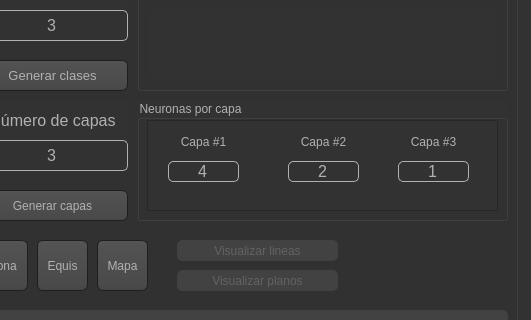
Before: the Qt Designer form Practica04_MLP/codigoFuente/UI/Interface_MLP.ui in CodeRevenge/practicas_ia_2, drawn with Qt 5; both pictures show x 543 to 1074 and y 210 to 530 of the 1074 by 622 pixel window.
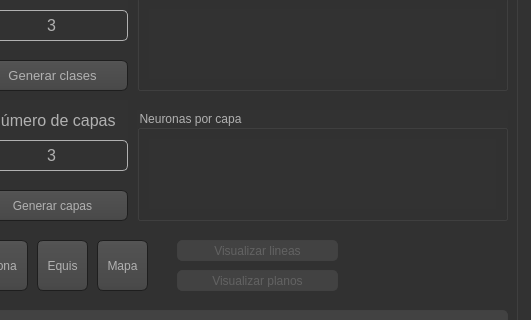
After: the same form once the commit is applied. Icons and pictures are not drawn. Custom widgets are drawn as their Qt base class.

Commit message: Added dynamic layers generation

```diff
--- a/Practica04_MLP/codigoFuente/UI/Interface_MLP.ui
+++ b/Practica04_MLP/codigoFuente/UI/Interface_MLP.ui
@@ -1001,238 +1001,51 @@
      <property name="geometry">
       <rect>
        <x>170</x>
-       <y>300</y>
+       <y>310</y>
        <width>371</width>
-       <height>121</height>
+       <height>111</height>
       </rect>
      </property>
      <property name="title">
       <string>Neuronas por capa</string>
      </property>
-     <widget class="QScrollArea" name="scrollArea_2">
-      <property name="geometry">
-       <rect>
-        <x>10</x>
-        <y>20</y>
-        <width>351</width>
-        <height>91</height>
-       </rect>
-      </property>
-      <property name="layoutDirection">
-       <enum>Qt::LeftToRight</enum>
-      </property>
-      <property name="verticalScrollBarPolicy">
-       <enum>Qt::ScrollBarAlwaysOff</enum>
-      </property>
-      <property name="horizontalScrollBarPolicy">
-       <enum>Qt::ScrollBarAsNeeded</enum>
-      </property>
-      <property name="sizeAdjustPolicy">
-       <enum>QAbstractScrollArea::AdjustToContents</enum>
-      </property>
-      <property name="widgetResizable">
-       <bool>true</bool>
-      </property>
-      <property name="alignment">
-       <set>Qt::AlignLeading|Qt::AlignLeft|Qt::AlignVCenter</set>
-      </property>
-      <widget class="QWidget" name="scrollAreaWidgetContents_2">
-       <property name="geometry">
-        <rect>
-         <x>0</x>
-         <y>0</y>
-         <width>349</width>
-         <height>89</height>
-        </rect>
-       </property>
-       <widget class="QLabel" name="label_6">
-        <property name="geometry">
-         <rect>
-          <x>20</x>
-          <y>10</y>
-          <width>71</width>
-          <height>21</height>
-         </rect>
+     <layout class="QGridLayout" name="gridLayout_2">
+      <item row="0" column="0">
+       <widget class="QScrollArea" name="scroll_area_layers">
+        <property name="layoutDirection">
+         <enum>Qt::LeftToRight</enum>
         </property>
-        <property name="font">
-         <font>
-          <pointsize>9</pointsize>
-          <weight>50</weight>
-          <bold>false</bold>
-         </font>
+        <property name="styleSheet">
+         <string notr="true">border: 1px solid #323232</string>
         </property>
-        <property name="toolTip">
-         <string>&lt;html&gt;&lt;head/&gt;&lt;body&gt;&lt;p&gt;Especifique el ratio de aprendizaje para el MLP.&lt;/p&gt;&lt;/body&gt;&lt;/html&gt;</string>
+        <property name="verticalScrollBarPolicy">
+         <enum>Qt::ScrollBarAlwaysOff</enum>
         </property>
-        <property name="text">
-         <string>Capa #1</string>
+        <property name="horizontalScrollBarPolicy">
+         <enum>Qt::ScrollBarAsNeeded</enum>
         </property>
-        <property name="alignment">
-         <set>Qt::AlignCenter</set>
+        <property name="sizeAdjustPolicy">
+         <enum>QAbstractScrollArea::AdjustIgnored</enum>
         </property>
-       </widget>
-       <widget class="QSpinBox" name="layer_count_2">
-        <property name="geometry">
-         <rect>
-          <x>20</x>
-          <y>40</y>
-          <width>71</width>
-          <height>21</height>
-         </rect>
-        </property>
-        <property name="font">
-         <font>
-          <pointsize>12</pointsize>
-         </font>
-        </property>
-        <property name="frame">
+        <property name="widgetResizable">
          <bool>true</bool>
         </property>
         <property name="alignment">
-         <set>Qt::AlignCenter</set>
+         <set>Qt::AlignLeading|Qt::AlignLeft|Qt::AlignVCenter</set>
         </property>
-        <property name="buttonSymbols">
-         <enum>QAbstractSpinBox::NoButtons</enum>
-        </property>
-        <property name="keyboardTracking">
-         <bool>true</bool>
-        </property>
-        <property name="minimum">
-         <number>1</number>
-        </property>
-        <property name="maximum">
-         <number>50</number>
-        </property>
-        <property name="value">
-         <number>4</number>
-        </property>
+        <widget class="QWidget" name="layers_area">
+         <property name="geometry">
+          <rect>
+           <x>0</x>
+           <y>0</y>
+           <width>349</width>
+           <height>76</height>
+          </rect>
+         </property>
+        </widget>
        </widget>
-       <widget class="QLabel" name="label_7">
-        <property name="geometry">
-         <rect>
-          <x>140</x>
-          <y>10</y>
-          <width>71</width>
-          <height>21</height>
-         </rect>
-        </property>
-        <property name="font">
-         <font>
-          <pointsize>9</pointsize>
-          <weight>50</weight>
-          <bold>false</bold>
-         </font>
-        </property>
-        <property name="toolTip">
-         <string>&lt;html&gt;&lt;head/&gt;&lt;body&gt;&lt;p&gt;Especifique el ratio de aprendizaje para el MLP.&lt;/p&gt;&lt;/body&gt;&lt;/html&gt;</string>
-        </property>
-        <property name="text">
-         <string>Capa #2</string>
-        </property>
-        <property name="alignment">
-         <set>Qt::AlignCenter</set>
-        </property>
-       </widget>
-       <widget class="QSpinBox" name="layer_count_3">
-        <property name="geometry">
-         <rect>
-          <x>140</x>
-          <y>40</y>
-          <width>71</width>
-          <height>21</height>
-         </rect>
-        </property>
-        <property name="font">
-         <font>
-          <pointsize>12</pointsize>
-         </font>
-        </property>
-        <property name="frame">
-         <bool>true</bool>
-        </property>
-        <property name="alignment">
-         <set>Qt::AlignCenter</set>
-        </property>
-        <property name="buttonSymbols">
-         <enum>QAbstractSpinBox::NoButtons</enum>
-        </property>
-        <property name="keyboardTracking">
-         <bool>true</bool>
-        </property>
-        <property name="minimum">
-         <number>1</number>
-        </property>
-        <property name="maximum">
-         <number>50</number>
-        </property>
-        <property name="value">
-         <number>2</number>
-        </property>
-       </widget>
-       <widget class="QLabel" name="label_8">
-        <property name="geometry">
-         <rect>
-          <x>250</x>
-          <y>10</y>
-          <width>71</width>
-          <height>21</height>
-         </rect>
-        </property>
-        <property name="font">
-         <font>
-          <pointsize>9</pointsize>
-          <weight>50</weight>
-          <bold>false</bold>
-         </font>
-        </property>
-        <property name="toolTip">
-         <string>&lt;html&gt;&lt;head/&gt;&lt;body&gt;&lt;p&gt;Especifique el ratio de aprendizaje para el MLP.&lt;/p&gt;&lt;/body&gt;&lt;/html&gt;</string>
-        </property>
-        <property name="text">
-         <string>Capa #3</string>
-        </property>
-        <property name="alignment">
-         <set>Qt::AlignCenter</set>
-        </property>
-       </widget>
-       <widget class="QSpinBox" name="layer_count_4">
-        <property name="geometry">
-         <rect>
-          <x>250</x>
-          <y>40</y>
-          <width>71</width>
-          <height>21</height>
-         </rect>
-        </property>
-        <property name="font">
-         <font>
-          <pointsize>12</pointsize>
-         </font>
-        </property>
-        <property name="frame">
-         <bool>true</bool>
-        </property>
-        <property name="alignment">
-         <set>Qt::AlignCenter</set>
-        </property>
-        <property name="buttonSymbols">
-         <enum>QAbstractSpinBox::NoButtons</enum>
-        </property>
-        <property name="keyboardTracking">
-         <bool>true</bool>
-        </property>
-        <property name="minimum">
-         <number>1</number>
-        </property>
-        <property name="maximum">
-         <number>50</number>
-        </property>
-        <property name="value">
-         <number>1</number>
-        </property>
-       </widget>
-      </widget>
-     </widget>
+      </item>
+     </layout>
     </widget>
     <widget class="QPushButton" name="btn_dona">
      <property name="geometry">
```
Left out of the diff: 10 changed lines with no effect on the pictures. The commit also changes 2 other files.
